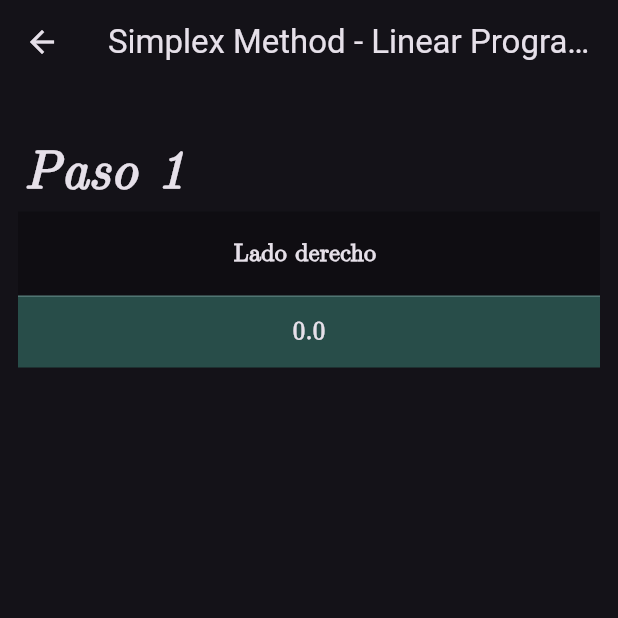
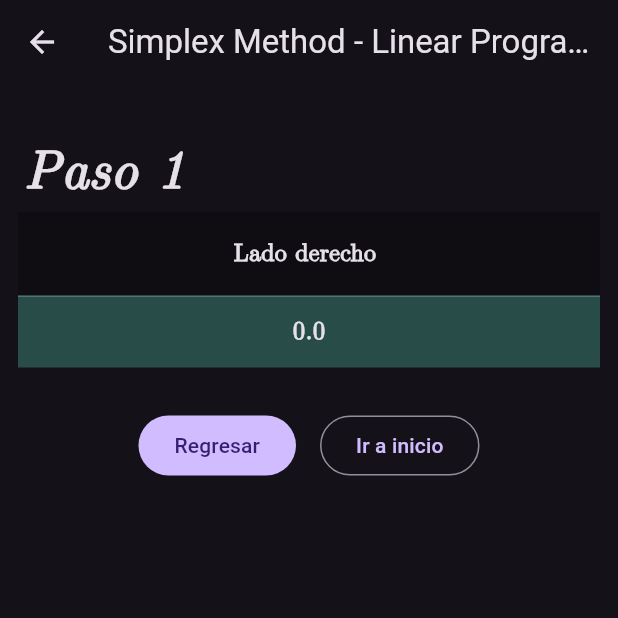
Before and after one commit to OppositeDragon/linearprogrammingapp, a Flutter app: the SimplexProcessPage screen opened by its route, on a phone screen of 412 x 824 dp, the top half of it. Run offline on Flutter 3.47's test engine with Material 3 defaults, Android fonts, the phone set to English and light mode, and no system bars; our stand-ins replace appwrite, flutter_riverpod, freezed_annotation, go_router, hive_flutter, riverpod_annotation; missing offline and left inert: equations, flutter_math_fork, window_location_href; accounts and stored records are empty; generated files the repository leaves out were written again.

Commit message:
LPOR-11 - A widget, to display the 'go back' and 'go home' buttons has been created, it is used on all process pages.

```diff
--- a/lib/pages/process_simplex_page.dart
+++ b/lib/pages/process_simplex_page.dart
@@ -1,8 +1,10 @@
 import 'package:flutter/material.dart';
 import 'package:flutter_math_fork/flutter_math.dart';
 import 'package:flutter_riverpod/flutter_riverpod.dart';
-import 'package:linearprogrammingapp/constants/numeric.dart';
-import 'package:linearprogrammingapp/controllers/simplex_mode_controller.dart';
+
+import '../constants/numeric.dart';
+import '../controllers/simplex_mode_controller.dart';
+import '../widgets/gobackgohome_buttons_widget.dart';
 
 class SimplexProcessPage extends ConsumerWidget {
   const SimplexProcessPage({super.key});
@@ -12,6 +14,7 @@ class SimplexProcessPage extends ConsumerWidget {
     final ColorScheme colorScheme = Theme.of(context).colorScheme;
     final TextTheme textTheme = Theme.of(context).textTheme;
     final simplexData = ref.read(simplexControllerProvider.notifier).getAnswer();
+
     Color? cellColor(int i, int j, int k) {
       if (i == simplexData.tableus.length - 1 && j == 0 && k == simplexData.tableus[i][j].length - 1) {
         return Colors.tealAccent.withOpacity(0.25);
@@ -27,8 +30,6 @@ class SimplexProcessPage extends ConsumerWidget {
       return null;
     }
 
-    print(
-        'tableus lenght: ${simplexData.tableus.length}, pivotsCoordinates lenght: ${simplexData.pivotsCoordinates.length}');
     return Scaffold(
       appBar: AppBar(
         title: const Text('Simplex Method - Linear Programming App'),
@@ -83,7 +84,6 @@ class SimplexProcessPage extends ConsumerWidget {
                         rows: [
                           for (int j = 0; j < simplexData.tableus[i].length; j++)
                             DataRow(
-                              //selected: i != simplexData.tableus.length - 1 && simplexData.pivotsCoordinates[i].y == j,
                               cells: [
                                 for (int k = 0; k < simplexData.tableus[i][j].length; k++)
                                   DataCell(
@@ -101,8 +101,11 @@ class SimplexProcessPage extends ConsumerWidget {
                                                 fontFamily: 'CMRomanSerif',
                                                 fontWeight: FontWeight.bold,
                                               ),
-                                          )),
-                                        ))),
+                                            ),
+                                          ),
+                                        ),
+                                      ),
+                                    ),
                                   ),
                               ],
                             ),
@@ -113,6 +116,13 @@ class SimplexProcessPage extends ConsumerWidget {
                 ),
               ),
             ),
+          const SliverPadding(
+            padding: EdgeInsets.symmetric(
+              horizontal: spaceXXL,
+              vertical: spaceXL,
+            ),
+            sliver: SliverToBoxAdapter(child: GoBackGoHomeButtons()),
+          ),
         ],
       ),
     );
--- /dev/null
+++ b/lib/widgets/gobackgohome_buttons_widget.dart
@@ -0,0 +1,30 @@
+import 'package:flutter/material.dart';
+import 'package:go_router/go_router.dart';
+
+import '../constants/numeric.dart';
+import '../constants/routes.dart';
+
+class GoBackGoHomeButtons extends StatelessWidget {
+  const GoBackGoHomeButtons({
+    super.key,
+  });
+
+  @override
+  Widget build(BuildContext context) {
+    return Row(
+      children: [
+        const Spacer(),
+        FilledButton(
+          onPressed: context.pop,
+          child: const Text('Regresar'),
+        ),
+        const SizedBox(width: spaceXL),
+        OutlinedButton(
+          onPressed: () => context.goNamed(routeHomeName),
+          child: const Text('Ir a inicio'),
+        ),
+        const Spacer(),
+      ],
+    );
+  }
+}
```
Also changed, not shown: lib/pages/process_algebraic_page.dart (+23 -29 lines), lib/pages/process_graphic_page.dart (+4 -21 lines), lib/controllers/login_controller.freezed.dart, lib/models/algebraic_data_model.freezed.dart, lib/models/data_entry_model.freezed.dart, lib/models/graphic_data_model.freezed.dart, lib/models/simplex_data_model.freezed.dart, lib/models/user_model.freezed.dart, pubspec.lock. Lines whose indentation alone changed are shown as unchanged.
